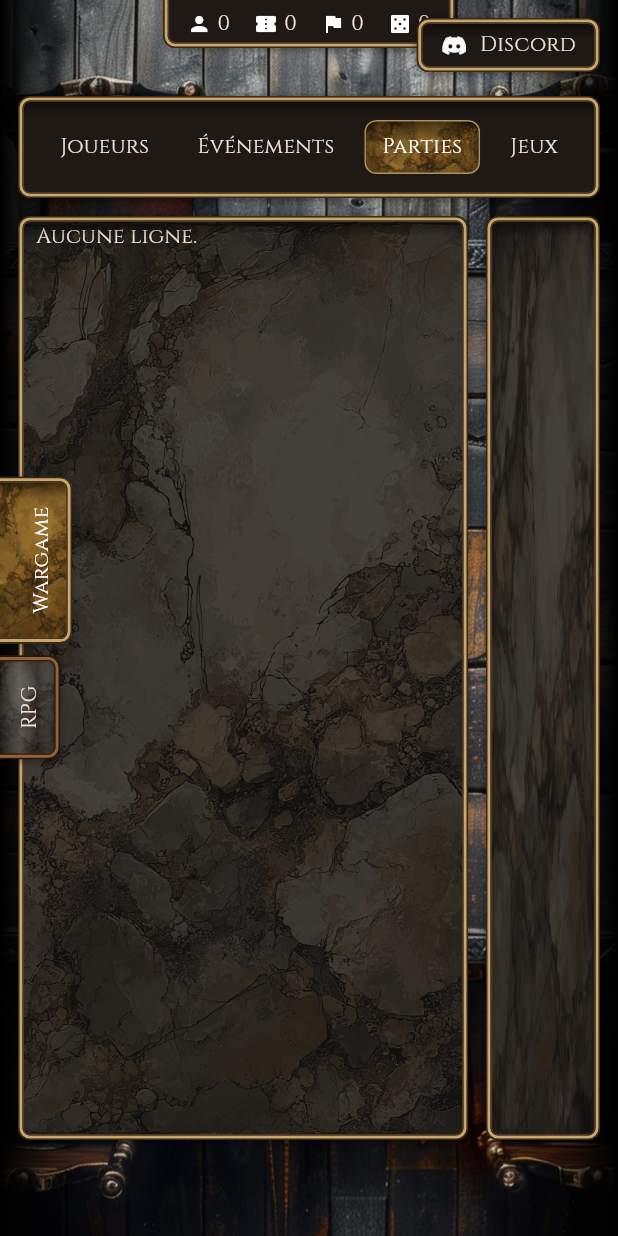
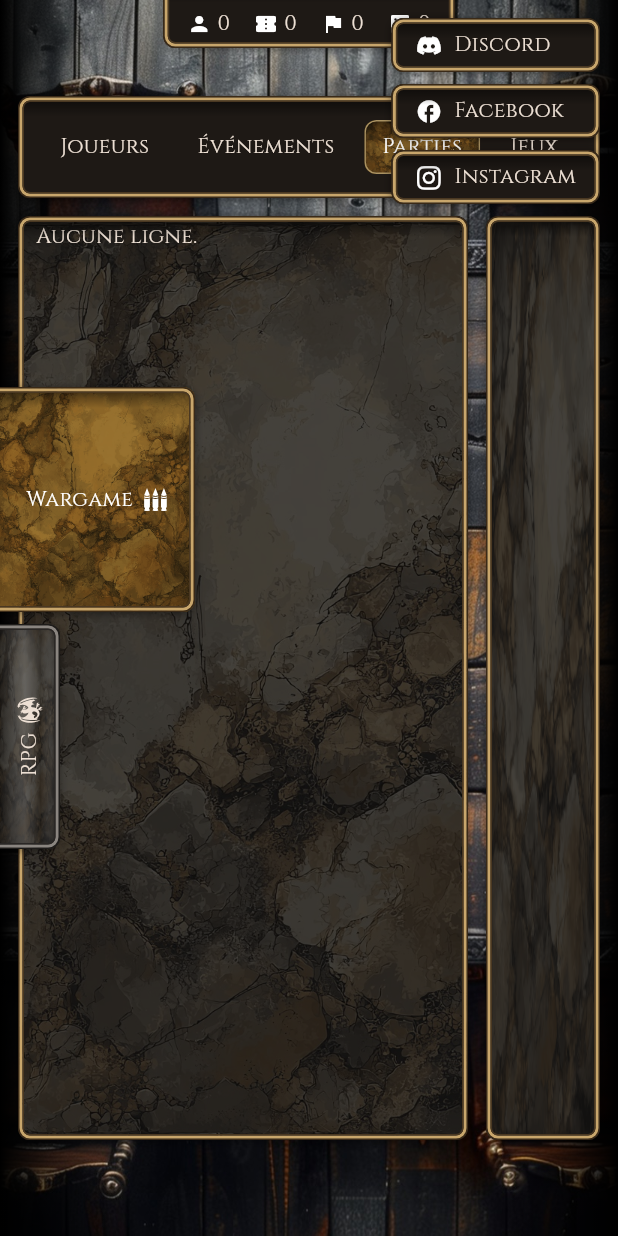
Before and after one commit to damiendenorme/chevaliers, a Flutter app: the screen it shows after launch, on a phone screen of 412 x 824 dp. Run offline on Flutter 3.47's test engine with Material 3 defaults, Android fonts, the phone set to English and light mode, and no system bars; our stand-ins replace flutter_svg, font_awesome_flutter, supabase_flutter; accounts and stored records are empty.

Commit message:
Update bookmark design

```diff
--- a/lib/main.dart
+++ b/lib/main.dart
@@ -1,4 +1,5 @@
 import 'package:flutter/material.dart';
+import 'package:font_awesome_flutter/font_awesome_flutter.dart';
 import 'package:supabase_flutter/supabase_flutter.dart';
 
 import 'data/rows.dart';
@@ -93,8 +94,8 @@ class MyHomePage extends StatefulWidget {
 class _MyHomePageState extends State<MyHomePage> {
   /// Marque-pages du bord gauche de l'écran, et celui qui est actif.
   static const _bookmarks = [
-    ('Wargame', AccentStyle.wargame),
-    ('RPG', AccentStyle.rpg),
+    ('Wargame', AccentStyle.wargame, 'assets/icons/wargame.svg'),
+    ('RPG', AccentStyle.rpg, 'assets/icons/rpg.svg'),
   ];
   int _bookmark = 0;
 
@@ -165,30 +166,36 @@ class _MyHomePageState extends State<MyHomePage> {
                 crossAxisAlignment: CrossAxisAlignment.start,
                 spacing: 8,
                 children: [
-                  for (final (i, (label, accent)) in _bookmarks.indexed)
+                  for (final (i, (label, accent, icon)) in _bookmarks.indexed)
                     Bookmark(
                       label: label,
                       accent: accent,
+                      icon: icon,
                       active: i == _bookmark,
                       onPressed: () => setState(() => _bookmark = i),
                     ),
                 ],
               ),
             ),
-            // En haut à droite, à l'écart des bords : Discord, aux couleurs
-            // de la page affichée.
+            // En haut à droite, à l'écart des bords : Discord, puis Facebook
+            // et Instagram dessous, de même largeur, aux couleurs de la page
+            // affichée.
             Positioned(
               top: 12,
               right: 12,
               child: AccentScope(
                 style: _bookmarks[_bookmark].$2,
-                child: const Plate(
-                  child: Row(
-                    mainAxisSize: MainAxisSize.min,
+                child: const IntrinsicWidth(
+                  child: Column(
+                    crossAxisAlignment: CrossAxisAlignment.stretch,
                     spacing: 8,
                     children: [
-                      Icon(Icons.discord, size: 18),
-                      Text('Discord', style: TextStyle(fontSize: 14)),
+                      _SocialPlate(Icon(Icons.discord, size: 18), 'Discord'),
+                      _SocialPlate(Icon(Icons.facebook, size: 18), 'Facebook'),
+                      _SocialPlate(
+                        FaIcon(FontAwesomeIcons.instagram, size: 18),
+                        'Instagram',
+                      ),
                     ],
                   ),
                 ),
@@ -196,6 +203,27 @@ class _MyHomePageState extends State<MyHomePage> {
             ),
           ],
         ),
+      ),
+    );
+  }
+}
+
+/// Plaque d'un réseau social : son icône et son nom.
+class _SocialPlate extends StatelessWidget {
+  const _SocialPlate(this.icon, this.label);
+
+  final Widget icon;
+  final String label;
+
+  @override
+  Widget build(BuildContext context) {
+    return Plate(
+      child: Row(
+        spacing: 8,
+        children: [
+          SizedBox(width: 18, child: Center(child: icon)),
+          Text(label, style: const TextStyle(fontSize: 14)),
+        ],
       ),
     );
   }
--- a/lib/widgets/top_bar.dart
+++ b/lib/widgets/top_bar.dart
@@ -1,4 +1,5 @@
 import 'package:flutter/material.dart';
+import 'package:flutter_svg/flutter_svg.dart';
 
 /// Couleur des zones posées sur le fond (barre, boutons, cartes) : brun
 /// sombre de cuir ancien.
@@ -40,6 +41,14 @@ class AccentStyle {
     Color(0xFFAA9262),
     hover: Color(0xFF45301E),
     edge: (Color(0xFF3A2A18), Color(0xFFC8A66C), Color(0xFF4A3822)),
+  );
+
+  /// Gris neutre : bourrelet des marque-pages inactifs.
+  static const inactive = AccentStyle(
+    Color(0xFF5A5652),
+    Color(0xFF6E6762),
+    hover: Color(0xFF2E2B29),
+    edge: (Color(0xFF1E1C1A), Color(0xFF8A8580), Color(0xFF2A2725)),
   );
 
   /// RPG : bronze, plus cuivré et plus sombre que l'or du Wargame.
@@ -170,15 +179,17 @@ class Plate extends StatelessWidget {
 }
 
 /// Marque-page accroché au bord gauche de l'écran, au design des cartes,
-/// avec son texte vertical (de bas en haut) : son côté gauche dépasse de
+/// avec son nom et son icône sur une ligne : verticale (de bas en haut) s'il
+/// est inactif, horizontale s'il est actif ; tous de même hauteur : son côté gauche dépasse de
 /// l'écran, seuls son bout et ses coins droits, arrondis, sont visibles.
-/// Actif, il est coloré comme la ligne choisie d'une liste, dépasse un peu
-/// plus et paraît en creux ; non choisi, il paraît bombé.
+/// Actif, il est coloré comme la ligne choisie d'une liste, plus large et en
+/// creux ; inactif, il est gris et bombé.
 class Bookmark extends StatelessWidget {
   const Bookmark({
     super.key,
     required this.label,
     required this.onPressed,
+    required this.icon,
     this.active = false,
     this.accent = AccentStyle.wargame,
   });
@@ -186,14 +197,25 @@ class Bookmark extends StatelessWidget {
   /// Couleur d'accentuation, quand il est actif : celle de sa page.
   final AccentStyle accent;
 
-  /// Largeur visible.
-  static const double width = 40;
+  /// Chemin de son icône (SVG) dans les assets.
+  final String icon;
+
+  /// Largeur visible d'un marque-page inactif : son nom et son icône sur
+  /// une ligne tournée à la verticale.
+  static const double inactiveWidth = 40;
+
+  /// Largeur visible du marque-page actif : son nom à l'horizontale et son
+  /// icône à droite.
+  static const double activeWidth = 130;
+
+  /// Hauteur, la même pour tous les marque-pages.
+  static const double height = 150;
 
   /// Partie cachée à gauche de l'écran (rayon des coins et bourrelet).
   static const double _hidden = 12;
 
-  /// Le marque-page actif dépasse de ce supplément.
-  static const double _activeExtra = 8;
+  /// Durée de l'animation : le marque-page qu'on tire ou qu'on repousse.
+  static const duration = Duration(milliseconds: 320);
 
   final String label;
   final VoidCallback onPressed;
@@ -201,16 +223,38 @@ class Bookmark extends StatelessWidget {
 
   @override
   Widget build(BuildContext context) {
-    final shift = active ? 0.0 : -_activeExtra;
-    const hiddenPart = _hidden + _activeExtra;
-    const total = width + hiddenPart;
-    // Bourrelet et survol aux couleurs de sa page.
+    final visible = active ? activeWidth : inactiveWidth;
+    final total = visible + _hidden;
+    // Actif : bourrelet et survol aux couleurs de sa page ; inactif : gris.
+    final style = active ? accent : AccentStyle.inactive;
+    final color = active
+        ? Colors.white
+        : DefaultTextStyle.of(context).style.color ??
+              Theme.of(context).colorScheme.onSurface;
+    final line = Row(
+      mainAxisSize: MainAxisSize.min,
+      spacing: 6,
+      children: [
+        Text(label, style: TextStyle(fontSize: 14, color: color)),
+        SvgPicture.asset(
+          icon,
+          width: 18,
+          height: 18,
+          colorFilter: ColorFilter.mode(color, BlendMode.srcIn),
+        ),
+      ],
+    );
     return AccentScope(
-      style: accent,
+      style: style,
       child: Transform.translate(
-        offset: Offset(-_hidden + shift, 0),
-        child: SizedBox(
+        offset: const Offset(-_hidden, 0),
+        // Tiré (actif) : il s'élargit, avec un léger dépassement comme un
+        // geste de la main ; repoussé : il se rétracte.
+        child: AnimatedContainer(
+          duration: duration,
+          curve: active ? Curves.easeOutBack : Curves.easeInOutCubic,
           width: total,
+          height: height,
           child: Semantics(
             button: true,
             selected: active,
@@ -223,31 +267,40 @@ class Bookmark extends StatelessWidget {
                 child: Ink(
                   decoration: active
                       ? accent.texture
-                      : const BoxDecoration(
+                      : BoxDecoration(
                           gradient: LinearGradient(
-                            colors: [
+                            colors: const [
                               Color(0x40000000),
                               Color(0x2EFFFFFF),
                               Color(0x00FFFFFF),
                               Color(0x66000000),
                             ],
-                            stops: [hiddenPart / total, 0.55, 0.75, 1],
+                            stops: [_hidden / total, 0.55, 0.75, 1],
                           ),
                         ),
                   child: InkWell(
                     onTap: onPressed,
-                    hoverColor: accent.hover,
+                    hoverColor: style.hover,
+                    // Son nom puis son icône sur une ligne, centrée dans la
+                    // partie visible : à l'horizontale s'il est actif, tournée
+                    // à la verticale (lue de bas en haut) sinon.
                     child: Padding(
-                      padding: const EdgeInsets.fromLTRB(hiddenPart, 20, 0, 20),
+                      padding: const EdgeInsets.fromLTRB(_hidden, 16, 0, 16),
+                      // La ligne tourne d'un quart de tour pendant
+                      // l'animation : de la verticale à l'horizontale quand
+                      // on le tire, et inversement. Elle garde sa taille,
+                      // le marque-page la découpe si besoin.
                       child: Center(
-                        child: RotatedBox(
-                          quarterTurns: 3,
-                          child: Text(
-                            label,
-                            style: TextStyle(
-                              fontSize: 14,
-                              color: active ? Colors.white : null,
-                            ),
+                        child: OverflowBox(
+                          maxWidth: double.infinity,
+                          maxHeight: double.infinity,
+                          child: AnimatedRotation(
+                            turns: active ? 0 : -0.25,
+                            duration: duration,
+                            curve: active
+                                ? Curves.easeOutBack
+                                : Curves.easeInOutCubic,
+                            child: line,
                           ),
                         ),
                       ),
--- a/pubspec.yaml
+++ b/pubspec.yaml
@@ -35,6 +35,8 @@ dependencies:
   # Use with the CupertinoIcons class for iOS style icons.
   cupertino_icons: ^1.0.8
   supabase_flutter: ^2.18.3
+  font_awesome_flutter: ^11.0.0
+  flutter_svg: ^2.5.0
 
 dev_dependencies:
   flutter_test:
@@ -70,6 +72,7 @@ flutter:
   assets:
     - assets/Table.jpg
     - assets/Carte.jpg
+    - assets/icons/
     - assets/bannieres/joueur/
     - assets/bannieres/evenement/
     - assets/bannieres/partie/
```
Also changed, not shown: pubspec.lock, 1 other file.
